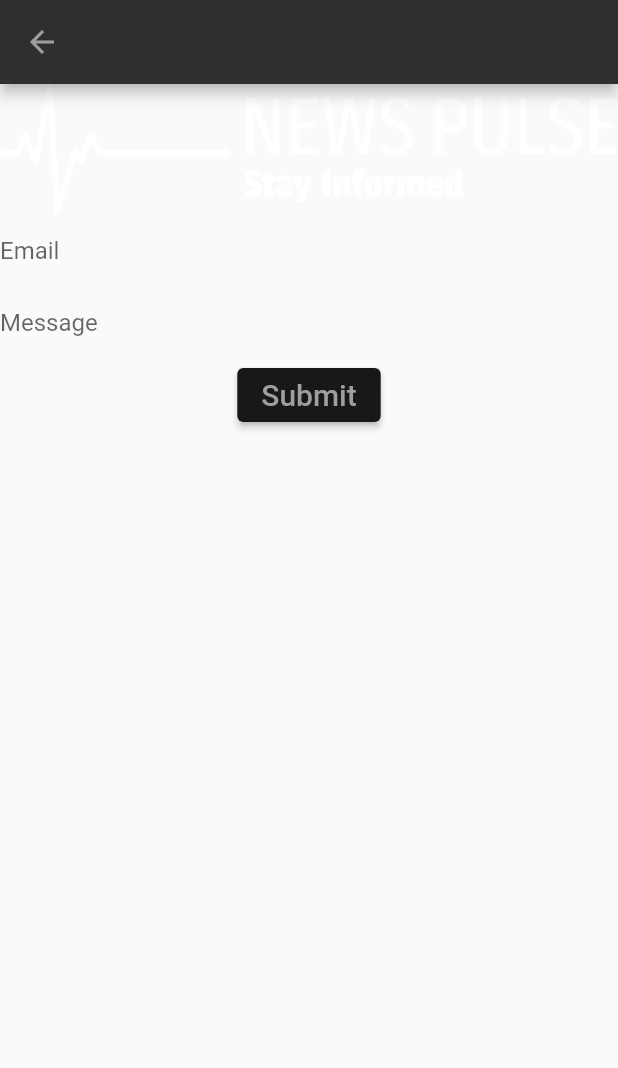
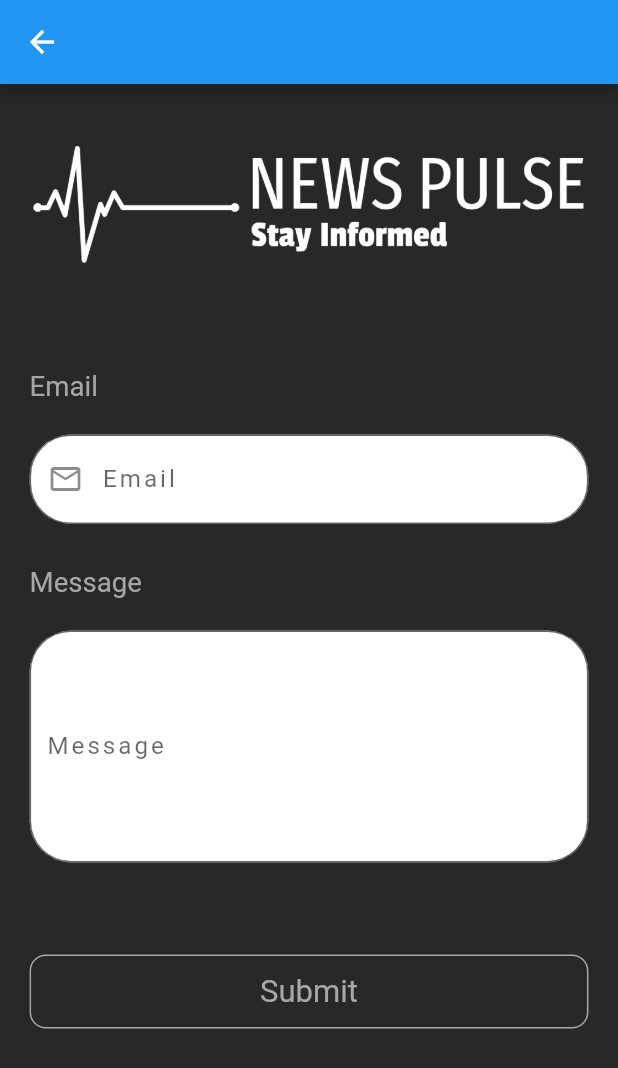
Before and after one commit to AhmedShehatah/news-pulse, a Flutter app: the ContactUs screen opened by its route, on a phone screen of 412 x 824 dp. Shown: the top 1068 px of the screen. Run offline on Flutter 3.47's test engine with Material 2 defaults, Android fonts, the light colour scheme and no system bars; our stand-ins replace bloc, cached_network_image, dio, flutter_bloc, flutter_screenutil, get and 4 more; accounts and stored records are empty; Roboto replaces fonts that are missing (Cairo).

Commit message:
feat : add ui contact us

```diff
--- a/lib/app.dart
+++ b/lib/app.dart
@@ -9,7 +9,6 @@ import 'package:news_pulse/ui/contact_us/pages/contact_us.dart';
 
 import 'package:news_pulse/ui/home/pages/home_page.dart';
 import 'package:news_pulse/ui/sigin/pages/signin_page.dart';
-
 
 import 'blocs/app/application_bloc.dart';
 import 'blocs/app/application_state.dart';
@@ -70,9 +69,8 @@ class _AppState extends State<App> {
                           secondary: DIManager.findDep<AppColorsController>()
                               .primaryColor)),
                   title: AppConsts.appName,
-
-                  initialRoute: SignInPage.routName,
-
+                  //initialRoute: SignInPage.routName,
+                  initialRoute: ContactUs.routeName,
                 );
               },
             );
--- a/lib/core/di/di_manager.dart
+++ b/lib/core/di/di_manager.dart
@@ -1,10 +1,16 @@
 import 'package:get_it/get_it.dart';
 import 'package:get_storage/get_storage.dart';
+import 'package:news_pulse/blocs/info/info_cubit.dart';
 import 'package:news_pulse/blocs/news/news_bloc.dart';
 import 'package:news_pulse/core/di/modules/netwrok_module.dart';
 import 'package:news_pulse/core/navigation/app_navigator.dart';
+
 import 'package:news_pulse/data/sources/auth_remote_data_source.dart';
+
+import 'package:news_pulse/data/sources/info_remote_data_source.dart';
+
 import 'package:news_pulse/data/sources/news_remote_data_source.dart';
+import 'package:news_pulse/repos/info_repo.dart';
 import 'package:news_pulse/repos/news_repo.dart';
 
 import '../../blocs/app/application_state.dart';
@@ -41,19 +47,28 @@ class DIManager {
     /// EX
     ///  _injectDep<GeneralRemoteDataSource>(const GeneralRemoteDataSourceImpl());
     _injectDep<NewsRemoteDataSource>(NewsRemoteDataSourceImpl());
+
     _injectDep<AuthRemoteDataSource>(AuthRemoteDataSourceImp());
+
+    _injectDep<InfoRemoteDataSource>(InfoRemoteDataSourceImpl());
 
     /// -------------------------- Inject Repos Here  -------------------------
     /// EX
     ///  _injectDep<RepoInterface>(RepoImpl(findDep()));
     _injectDep<NewsRepo>(NewsRepoImpl(findDep<NewsRemoteDataSource>()));
+
     _injectDep<AuthRepo>(AuthRepoImp(findDep<AuthRemoteDataSource>()));
+
+    _injectDep<InfoRepo>(InfoRepoImpl(findDep<InfoRemoteDataSource>()));
 
     /// --------------------------- Inject Cubit Here -----------------------------------
     /// EX
     /// _injectDep(GeneralCubit(findDep<GeneralRepoFacade>()));
     _injectDep(NewsCubit(findDep<NewsRepo>()));
+
     _injectDep(AuthCubit(findDep<AuthRepo>()));
+
+    _injectDep(ContactUsCubit(findDep<InfoRepo>()));
   }
 
   /// this function is responsable for
--- a/lib/main.dart
+++ b/lib/main.dart
@@ -1,6 +1,5 @@
 import 'package:flutter/material.dart';
 import 'package:news_pulse/core/di/di_manager.dart';
-
 import 'app.dart';
 
 void main() async {
--- a/lib/ui/contact_us/pages/contact_us.dart
+++ b/lib/ui/contact_us/pages/contact_us.dart
@@ -1,59 +1,108 @@
 import 'package:flutter/material.dart';
+import 'package:flutter_bloc/flutter_bloc.dart';
+import 'package:news_pulse/blocs/info/info_cubit.dart';
+import 'package:news_pulse/blocs/info/info_state.dart';
+import 'package:news_pulse/core/states/base_wait_state.dart';
+import 'package:news_pulse/core/validators/email_validator.dart';
+import 'package:news_pulse/core/validators/required_validator.dart';
+import 'package:news_pulse/data/models/contact_us_model.dart';
 
-class ContactUs extends StatelessWidget {
-  ContactUs({super.key});
+import '../../../core/constants/dimens.dart';
+import '../../../core/di/di_manager.dart';
+import '../../../core/enums/text_field_icons.dart';
+import '../../../core/utils/ui_utlis/vertical_padding.dart';
+import '../../global_widgets/default_button.dart';
+import '../../global_widgets/text_field_widget.dart';
+
+class ContactUs extends StatefulWidget {
+  const ContactUs({super.key});
 
   static const String routeName = "/contact-us-page";
 
-  final email = TextEditingController();
-  final report = TextEditingController();
+  @override
+  State<ContactUs> createState() => _ContactUsState();
+}
+
+class _ContactUsState extends State<ContactUs> {
+  final TextEditingController emailController = TextEditingController();
+
+  final TextEditingController reportController = TextEditingController();
+
+  final _formKey = GlobalKey<FormState>();
+  ContactUsModel contactUsModel = ContactUsModel();
+
+  void submit() {
+    contactUsModel.email = emailController.text;
+    contactUsModel.report = reportController.text;
+    if (_formKey.currentState?.validate() ?? false) {
+      DIManager.findDep<ContactUsCubit>().contactUs(contactUsModel);
+    }
+  }
 
   @override
   Widget build(BuildContext context) {
     return Scaffold(
-      appBar: AppBar(
-        backgroundColor: Color.fromARGB(255, 48, 47, 47),
-        leading: IconButton(
-          onPressed: () {},
-          icon: const Icon(
-            Icons.arrow_back_outlined,
-            color: Colors.grey,
-          ),
-        ),
-      ),
-      body: Form(
-        child: Column(
-          children: [
-            Image.asset("assets/images/logo.png"),
-            TextFormField(
-              controller: email,
-              decoration: const InputDecoration(
-                hintText: "Email",
-                border: InputBorder.none,
+      appBar: AppBar(),
+      backgroundColor: DIManager.findCC().primaryColor,
+      body: BlocBuilder<ContactUsCubit, ContactUsState>(
+        bloc: DIManager.findDep<ContactUsCubit>(),
+        builder: (context, state) {
+          bool isLoading = (state.getContactUs is BaseLoadingState);
+          return SingleChildScrollView(
+            child: Form(
+              key: _formKey,
+              child: Column(
+                mainAxisAlignment: MainAxisAlignment.start,
+                crossAxisAlignment: CrossAxisAlignment.center,
+                children: [
+                  const VerticalPadding(5),
+                  Padding(
+                    padding: Dimens.horizontalPadding1,
+                    child: Image.asset(
+                      "assets/images/logo_transparent.png",
+                      fit: BoxFit.contain,
+                    ),
+                  ),
+                  const VerticalPadding(7),
+                  TextFieldWidget(
+                    fieldIcon: iconsList[TextFieldIcon.email]!,
+                    textController: emailController,
+                    label: "Email",
+                    hint: "example@test.com",
+                    validators: [
+                      EmailValidator(),
+                    ],
+                  ),
+                  TextFieldWidget(
+                    textController: reportController,
+                    label: "Message",
+                    hint: "Enter Message",
+                    validators: [
+                      RequiredValidator(),
+                    ],
+                    minLine: 6,
+                    maxLine: 6,
+                  ),
+                  const VerticalPadding(4),
+                  DefaultButton(
+                    isLoading: isLoading,
+                    buttonText: "Submit",
+                    onPressed: submit,
+                  ),
+                  const VerticalPadding(11),
+                ],
               ),
             ),
-            TextFormField(
-              controller: report,
-              decoration: const InputDecoration(
-                hintText: "Message",
-                border: InputBorder.none,
-              ),
-            ),
-            ElevatedButton(
-              onPressed: () {},
-              child: Text(
-                "Submit",
-                style: TextStyle(
-                  color: Colors.grey,
-                  fontSize: 20,
-                ),
-              ),
-              style: ElevatedButton.styleFrom(
-                  backgroundColor: const Color.fromARGB(255, 25, 23, 23)),
-            )
-          ],
-        ),
+          );
+        },
       ),
     );
   }
+
+  @override
+  void dispose() {
+    super.dispose();
+    emailController.dispose();
+    reportController.dispose();
+  }
 }
--- a/lib/ui/global_widgets/text_field_widget.dart
+++ b/lib/ui/global_widgets/text_field_widget.dart
@@ -9,21 +9,25 @@ import 'package:news_pulse/core/validators/base_validator.dart';
 class TextFieldWidget extends StatelessWidget {
   const TextFieldWidget({
     this.isPassword = false,
-    required this.fieldIcon,
+    this.fieldIcon,
     required this.textController,
     required this.label,
     required this.hint,
     //  this.heigh = 9,
     required this.validators,
+    this.maxLine = 1,
+    this.minLine = 1,
     super.key,
   });
   final bool isPassword;
-  final Icon fieldIcon;
+  final Icon? fieldIcon;
   final String label;
   final String hint;
 //  final double heigh;
   final TextEditingController textController;
   final List<BaseValidator?> validators;
+  final int maxLine;
+  final int minLine;
 
   @override
   Widget build(BuildContext context) {
@@ -40,6 +44,8 @@ class TextFieldWidget extends StatelessWidget {
           ),
           const VerticalPadding(2.5),
           TextFormField(
+            minLines: minLine,
+            maxLines: maxLine,
             textInputAction: TextInputAction.next,
             //maxLines: !isPassword ? 20 : 1,
             //expands: true,
@@ -72,7 +78,7 @@ class TextFieldWidget extends StatelessWidget {
               contentPadding: Dimens.textFormFieldPadding,
               fillColor: DIManager.findCC().white,
               border: OutlineInputBorder(
-                // borderSide: BorderSide.none,
+                //borderSide: BorderSide.none,
                 borderRadius: BorderRadius.circular(Dimens.bigBorderRadius),
               ),
             ),
```
Also changed, not shown: assets/images/logo.png (deleted), 1 other file.
